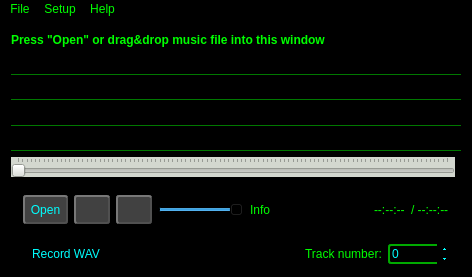
This is examples/MusPlay-Qt/MainWindow/mainwindow.ui in WohlSoft/SDL-Mixer-X as Qt 5 draws it before an edit. The edited form follows.
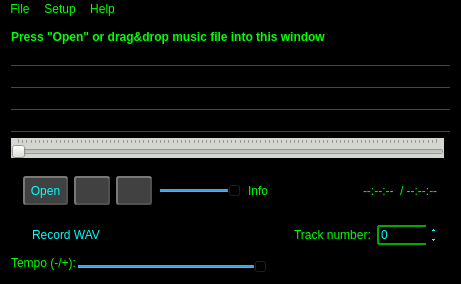
This is the edited form. Icons and pictures are not drawn. Custom widgets are drawn as their Qt base class.

Commit message: MusicPlayer: Add the Tempo controller

```diff
--- a/examples/MusPlay-Qt/MainWindow/mainwindow.ui
+++ b/examples/MusPlay-Qt/MainWindow/mainwindow.ui
@@ -6,8 +6,8 @@
    <rect>
     <x>0</x>
     <y>0</y>
-    <width>472</width>
-    <height>277</height>
+    <width>461</width>
+    <height>275</height>
    </rect>
   </property>
   <property name="minimumSize">
@@ -139,6 +139,104 @@
       </property>
      </widget>
     </item>
+    <item row="2" column="0" colspan="2">
+     <widget class="LabelMarquee" name="musArtist">
+      <property name="styleSheet">
+       <string notr="true">border-width: 1px;
+border-style: solid;
+border-color: rgba(0, 0, 0, 0);
+border-bottom-color: rgb(0, 120, 0);
+</string>
+      </property>
+      <property name="text">
+       <string/>
+      </property>
+      <property name="scaledContents">
+       <bool>true</bool>
+      </property>
+     </widget>
+    </item>
+    <item row="8" column="0">
+     <widget class="QFrame" name="tempoFrame">
+      <property name="frameShape">
+       <enum>QFrame::NoFrame</enum>
+      </property>
+      <property name="frameShadow">
+       <enum>QFrame::Plain</enum>
+      </property>
+      <property name="lineWidth">
+       <number>0</number>
+      </property>
+      <layout class="QHBoxLayout" name="horizontalLayout_3">
+       <property name="spacing">
+        <number>0</number>
+       </property>
+       <property name="leftMargin">
+        <number>0</number>
+       </property>
+       <property name="topMargin">
+        <number>0</number>
+       </property>
+       <property name="rightMargin">
+        <number>0</number>
+       </property>
+       <property name="bottomMargin">
+        <number>0</number>
+       </property>
+       <item>
+        <widget class="QLabel" name="tempoLabel">
+         <property name="text">
+          <string>Tempo (-/+):</string>
+         </property>
+        </widget>
+       </item>
+       <item>
+        <widget class="QSlider" name="tempo">
+         <property name="toolTip">
+          <string>Tempo</string>
+         </property>
+         <property name="minimum">
+          <number>-100</number>
+         </property>
+         <property name="maximum">
+          <number>100</number>
+         </property>
+         <property name="orientation">
+          <enum>Qt::Horizontal</enum>
+         </property>
+         <property name="tickPosition">
+          <enum>QSlider::TicksAbove</enum>
+         </property>
+        </widget>
+       </item>
+      </layout>
+     </widget>
+    </item>
+    <item row="5" column="0">
+     <widget class="QSlider" name="musicPosition">
+      <property name="styleSheet">
+       <string notr="true">background-color: rgb(211, 215, 207);</string>
+      </property>
+      <property name="maximum">
+       <number>100</number>
+      </property>
+      <property name="value">
+       <number>0</number>
+      </property>
+      <property name="orientation">
+       <enum>Qt::Horizontal</enum>
+      </property>
+      <property name="invertedAppearance">
+       <bool>false</bool>
+      </property>
+      <property name="invertedControls">
+       <bool>false</bool>
+      </property>
+      <property name="tickPosition">
+       <enum>QSlider::TicksAbove</enum>
+      </property>
+     </widget>
+    </item>
     <item row="6" column="0" colspan="2">
      <widget class="QFrame" name="frame_2">
       <property name="minimumSize">
@@ -458,7 +556,7 @@
     <rect>
      <x>0</x>
      <y>0</y>
-     <width>472</width>
+     <width>461</width>
      <height>20</height>
     </rect>
    </property>
```
Left out of the diff: 294 changed lines with no effect on the pictures. The commit also changes 2 other files.
